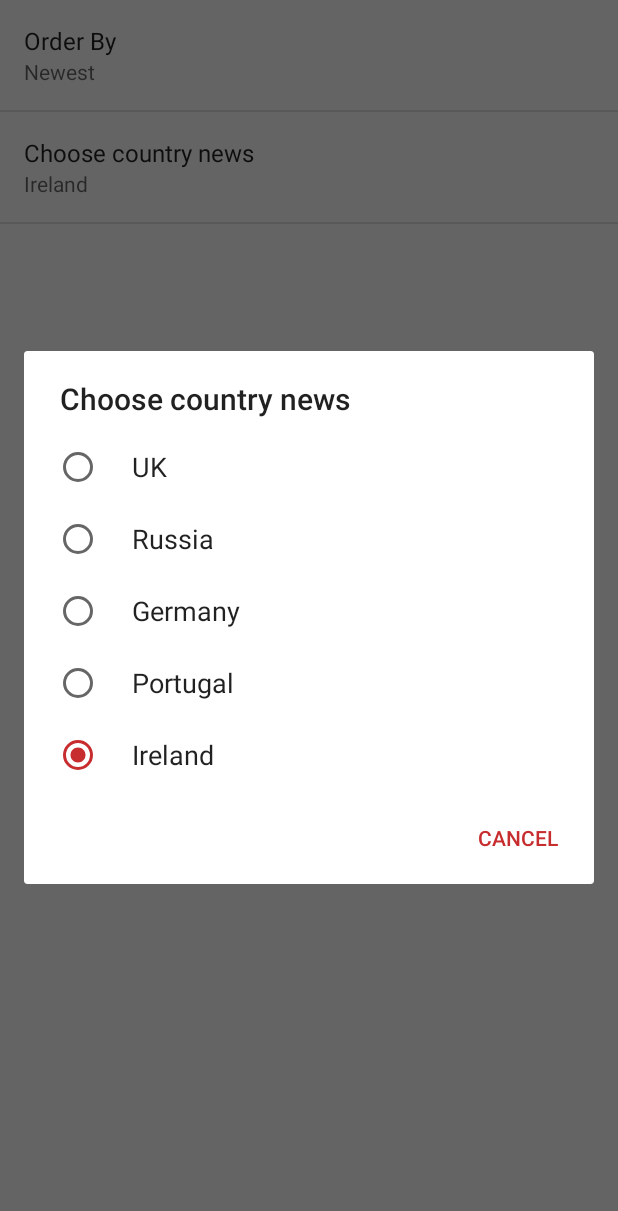
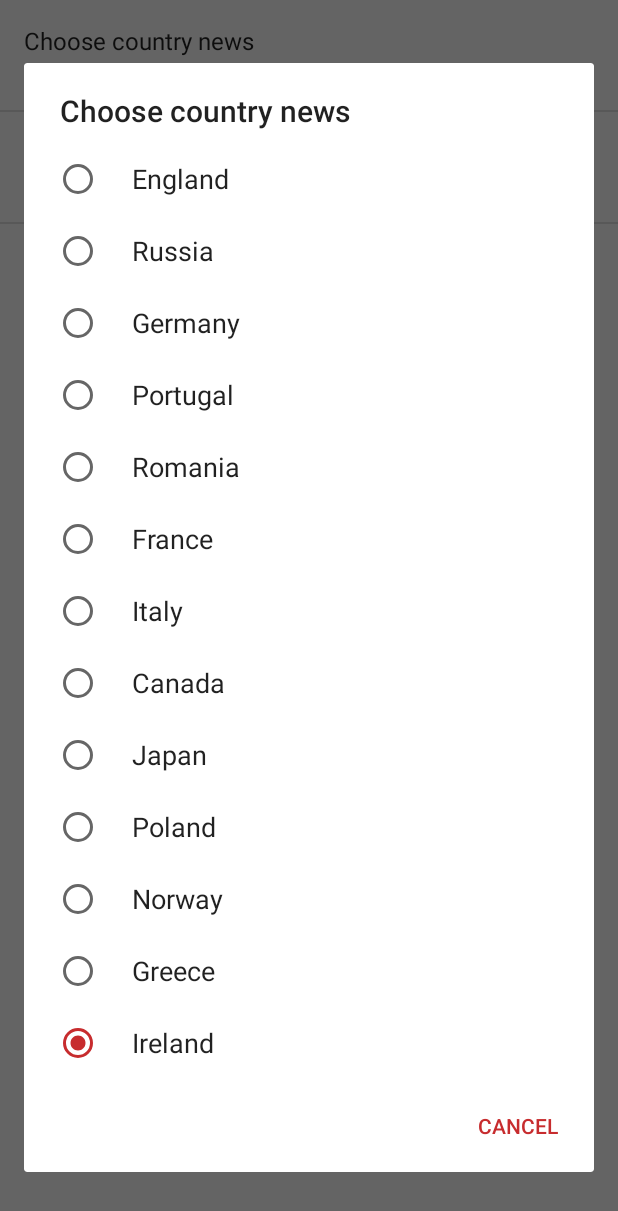
Before and after one commit to LironYA/AccentureDublinNewJoinersMaster, an Android app: the SettingsActivity screen opened directly, with no data from a screen before it, after a tap on "Choose country news", on a phone screen of 412 x 824 dp. Shown: the top 1211 px of the screen. Run offline under Robolectric (Android 15) with nearby library versions, the phone set to English and light mode, and no system bars.

Commit message:
News update
News update

```diff
--- a/app/src/main/java/com/example/android/accenturenewjoiners/Activities/SettingsActivity.java
+++ b/app/src/main/java/com/example/android/accenturenewjoiners/Activities/SettingsActivity.java
@@ -25,9 +25,10 @@ public class SettingsActivity extends AppCompatActivity {
             addPreferencesFromResource(R.xml.settings_main);
             Preference query = findPreference(getString(R.string.settings_query_key));
             bindPreferenceSummaryToValue(query);
-
-            Preference order_by = findPreference(getString(R.string.settings_order_by_key));
-            bindPreferenceSummaryToValue(order_by);
+           // Preference order_by = findPreference(getString(R.string.settings_order_by_key));
+           // bindPreferenceSummaryToValue(order_by);
+            Preference section_news = findPreference(getString(R.string.settings_sections_key));
+            bindPreferenceSummaryToValue(section_news);
         }
 
         @Override
--- a/app/src/main/res/values/arrays.xml
+++ b/app/src/main/res/values/arrays.xml
@@ -9,19 +9,60 @@
         <item>@string/settings_order_by_most_recent_value</item>
     </string-array>
 
-    <!-- Query -->
+    <!-- News Section -->
+    <string-array name="settings_section_labels">
+        <item>@string/settings_section_news</item>
+        <item>@string/settings_section_food</item>
+        <item>@string/settings_section_business</item>
+        <item>@string/settings_section_sport</item>
+        <item>@string/settings_section_politics</item>
+        <item>@string/settings_section_society</item>
+        <item>@string/settings_section_music</item>
+
+        <item>@string/settings_sections_world_label</item>
+
+    </string-array>
+    <string-array name="settings_section_values">
+        <item>@string/settings_section_news_value</item>
+        <item>@string/settings_section_food_value</item>
+        <item>@string/settings_section_business_value</item>
+        <item>@string/settings_section_sport_value</item>
+        <item>@string/settings_section_politics_value</item>
+        <item>@string/settings_section_society_value</item>
+        <item>@string/settings_section_music_value</item>
+
+        <item>@string/setting_section_default_value</item>
+
+    </string-array>
+    <!-- Country Query -->
     <string-array name="settings_query_labels">
-        <item>@string/settings_query_label_uk</item>
+        <item>@string/settings_query_england</item>
         <item>@string/settings_query_russia</item>
         <item>@string/settings_query_germany</item>
         <item>@string/settings_query_portugal</item>
+        <item>@string/settings_query_romania</item>
+        <item>@string/settings_query_france</item>
+        <item>@string/settings_query_italy</item>
+        <item>@string/settings_query_canada</item>
+        <item>@string/settings_query_japan</item>
+        <item>@string/settings_query_poland</item>
+        <item>@string/settings_query_norway</item>
+        <item>@string/settings_query_greece</item>
         <item>@string/setting_query_default_value</item>
     </string-array>
     <string-array name="settings_query_values">
-        <item>@string/settings_query_value_uk</item>
+        <item>@string/settings_query_value_england</item>
         <item>@string/settings_query_value_russia</item>
         <item>@string/settings_query_value_germany</item>
         <item>@string/settings_query_value_portugal</item>
+        <item>@string/settings_query_value_romania</item>
+        <item>@string/settings_query_value_france</item>
+        <item>@string/settings_query_value_italy</item>
+        <item>@string/settings_query_value_canada</item>
+        <item>@string/settings_query_value_japan</item>
+        <item>@string/settings_query_value_poland</item>
+        <item>@string/settings_query_value_norway</item>
+        <item>@string/settings_query_value_greece</item>
         <item>@string/setting_query_default_value</item>
     </string-array>
 </resources>
--- a/app/src/main/res/values/strings.xml
+++ b/app/src/main/res/values/strings.xml
@@ -35,12 +35,30 @@
     <string name="title_activity_about_us">About Us</string>
     <string name="title_activity_privacy_policy">PrivacyPolicyActivity</string>
 
-    <string name="Preferences_title">Settings</string>
+    <string name="Preferences_title">News Settings</string>
     <string name="settings_order_by_key" translatable="false">order_by</string>
     <string name="settings_order_by_newest_key">Newest</string>
     <string name="settings_order_by_newest_value">newest</string>
     <string name="settings_order_by_oldest_key">Oldest</string>
     <string name="settings_order_by_oldest_value">oldest</string>
+
+    <string name="settings_section_news_label">Choose sections</string>
+
+    <!--Sections -->
+    <string name="settings_section_news">News</string>
+    <string name="settings_section_news_value">news</string>
+    <string name="settings_section_food">Food</string>
+    <string name="settings_section_food_value">food</string>
+    <string name="settings_section_business">Business</string>
+    <string name="settings_section_business_value">business</string>
+    <string name="settings_section_sport">Sport</string>
+    <string name="settings_section_sport_value">sport</string>
+    <string name="settings_section_politics">Politics</string>
+    <string name="settings_section_politics_value">politics</string>
+    <string name="settings_section_society">Society</string>
+    <string name="settings_section_society_value">society</string>
+    <string name="settings_section_music">Music</string>
+    <string name="settings_section_music_value">music</string>
 
     <string name="settings_order_by_label">Order By</string>
     <string name="settings_order_by_default" translatable="false">@string/settings_order_by_value</string>
@@ -52,20 +70,44 @@
     <string name="settings_order_by_most_recent_label">Oldest</string>
     <string name="settings_order_by_most_recent_value" translatable="false">oldest</string>
     <!-- Query -->
-    <string name="settings_query_default" translatable="false">@string/settings_query_last_of_us_value</string>
-    <string name="settings_query_key">ireland</string>
-    <string name="setting_query_default_value">Ireland</string>
+    <string name="settings_query_key" translatable="false">ireland</string>
+    <string name="setting_query_default_value" translatable="false">Ireland</string>
     <string name="settings_query_label">Choose country news</string>
 
+    <!-- Section -->
+    <string name="settings_section_label_arrays">News</string>
+    <string name="settings_section_default" translatable="false">@string/setting_section_default_value</string>
+    <string name="settings_sections_key" translatable="false">world</string>
+    <string name="settings_sections_world_label" translatable="false">World News</string>
+
+    <string name="setting_section_default_value" translatable="false">world</string>
+    <string name="settings_section_label">Choose news section</string>
+
     <!--Label for country query -->
-    <string name="settings_query_label_uk">UK</string>
-    <string name="settings_query_russia">Russia</string>
-    <string name="settings_query_germany">Germany</string>
-    <string name="settings_query_portugal">Portugal</string>
+    <string name="settings_query_england" translatable="false">England</string>
+    <string name="settings_query_russia" translatable="false">Russia</string>
+    <string name="settings_query_germany" translatable="false">Germany</string>
+    <string name="settings_query_portugal" translatable="false">Portugal</string>
+    <string name="settings_query_romania" translatable="false">Romania</string>
+    <string name="settings_query_france" translatable="false">France</string>
+    <string name="settings_query_italy" translatable="false">Italy</string>
+    <string name="settings_query_canada" translatable="false">Canada</string>
+    <string name="settings_query_japan" translatable="false">Japan</string>
+    <string name="settings_query_poland" translatable="false">Poland</string>
+    <string name="settings_query_norway" translatable="false">Norway</string>
+    <string name="settings_query_greece" translatable="false">Greece</string>
 
     <!--Values for country query -->
-    <string name="settings_query_value_uk">uk</string>
-    <string name="settings_query_value_russia">russia</string>
-    <string name="settings_query_value_germany">Germany</string>
-    <string name="settings_query_value_portugal">portugal</string>
+    <string name="settings_query_value_england" translatable="false">England</string>
+    <string name="settings_query_value_russia" translatable="false">Russia</string>
+    <string name="settings_query_value_germany" translatable="false">Germany</string>
+    <string name="settings_query_value_portugal" translatable="false">Portugal</string>
+    <string name="settings_query_value_romania" translatable="false">Romania</string>
+    <string name="settings_query_value_france" translatable="false">France</string>
+    <string name="settings_query_value_italy" translatable="false">Italy</string>
+    <string name="settings_query_value_canada" translatable="false">Canada</string>
+    <string name="settings_query_value_japan" translatable="false">Japan</string>
+    <string name="settings_query_value_poland" translatable="false">Poland</string>
+    <string name="settings_query_value_norway" translatable="false">Norway</string>
+    <string name="settings_query_value_greece" translatable="false">Greece</string>
 </resources>
--- a/app/src/main/res/xml/settings_main.xml
+++ b/app/src/main/res/xml/settings_main.xml
@@ -1,12 +1,14 @@
 <PreferenceScreen
     xmlns:android="http://schemas.android.com/apk/res/android"
     android:title="@string/Preferences_title">
+    <!-- Order By
     <ListPreference
         android:defaultValue="@string/settings_order_by_default"
         android:entries="@array/settings_order_by_labels"
         android:entryValues="@array/settings_order_by_values"
         android:key="@string/settings_order_by_key"
         android:title="@string/settings_order_by_label" />
+         -->
     <!-- Query -->
     <ListPreference
         android:defaultValue="@string/setting_query_default_value"
@@ -14,4 +16,11 @@
         android:entryValues="@array/settings_query_values"
         android:key="@string/settings_query_key"
         android:title="@string/settings_query_label" />
+    <!-- Section -->
+    <ListPreference
+        android:defaultValue="@string/setting_section_default_value"
+        android:entries="@array/settings_section_labels"
+        android:entryValues="@array/settings_section_values"
+        android:key="@string/settings_sections_key"
+        android:title="@string/settings_section_label" />
 </PreferenceScreen>
```
Also changed, not shown: app/src/main/java/com/example/android/accenturenewjoiners/Activities/News.java (+121 -7 lines), app/src/main/res/layout/news_activity.xml (+8 -2 lines).
